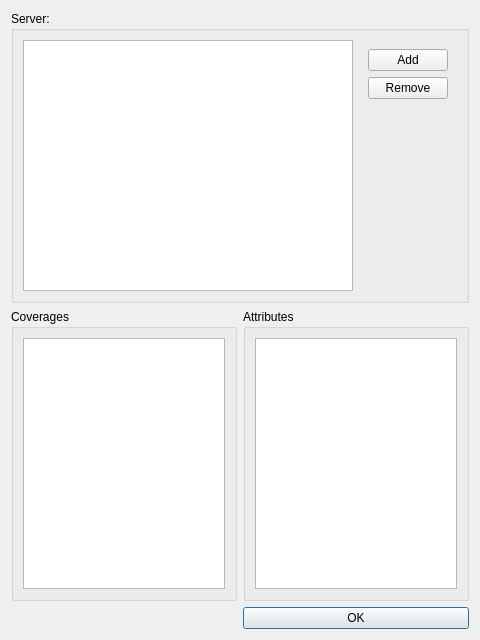
Above: src/wtss-tl/ui/server_config_dialog_form.ui from matheuszaglia/wtss.tl before the change. Below: the same form after it.
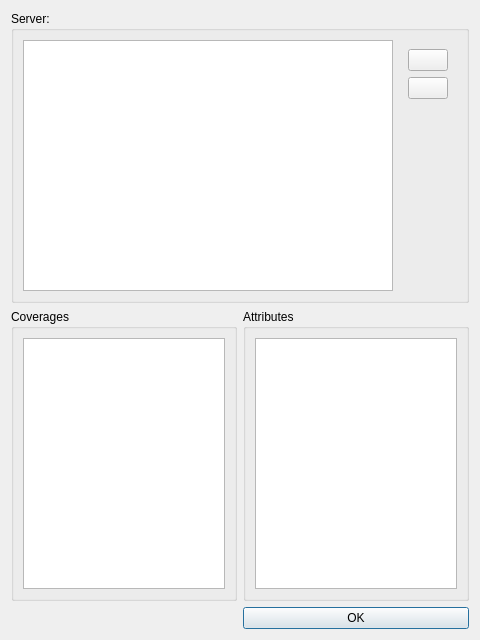
That is the form after the change.

Patch:
```diff
--- a/src/wtss-tl/ui/server_config_dialog_form.ui
+++ b/src/wtss-tl/ui/server_config_dialog_form.ui
@@ -36,14 +36,14 @@
          <item row="1" column="0">
           <widget class="QPushButton" name="btnRemoveServer">
            <property name="text">
-            <string>Remove</string>
+            <string/>
            </property>
           </widget>
          </item>
          <item row="0" column="0">
           <widget class="QPushButton" name="btnAddServer">
            <property name="text">
-            <string>Add</string>
+            <string/>
            </property>
           </widget>
          </item>
```
